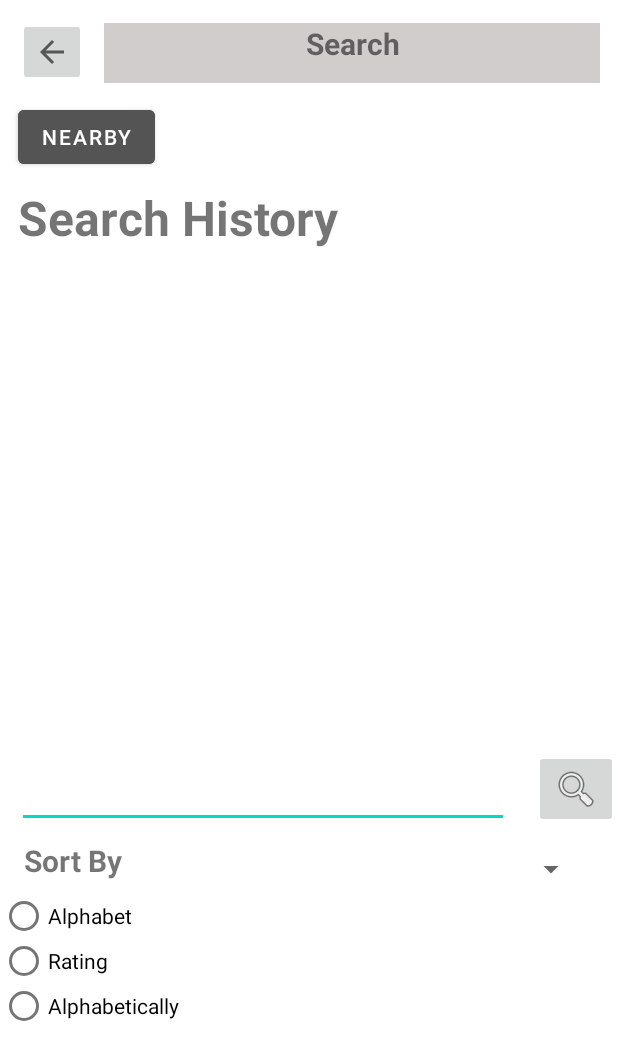
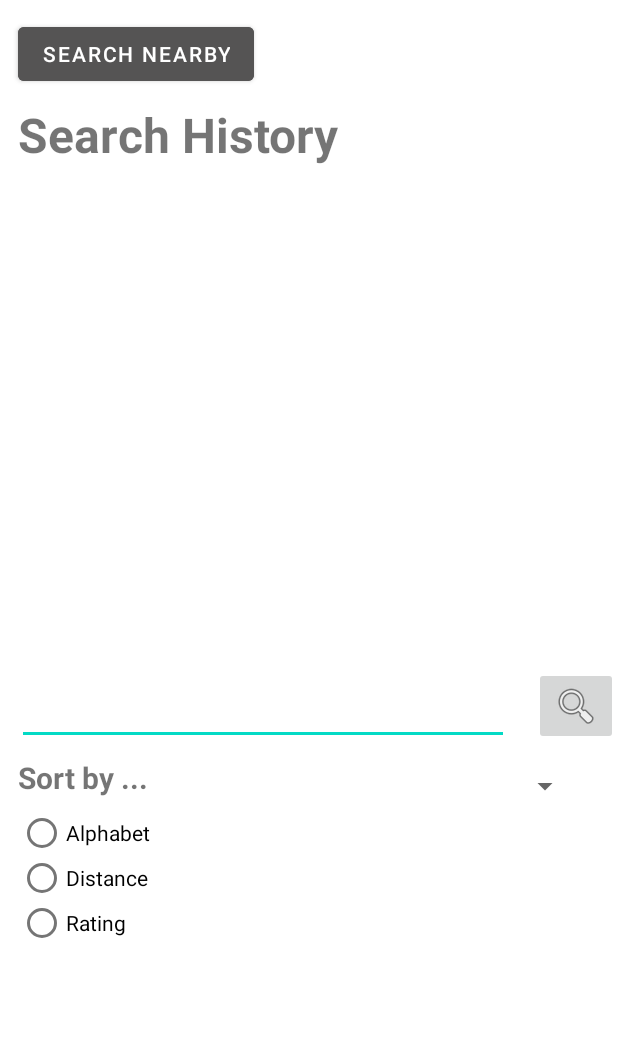
Before and after one commit to Juked16/cz2006-MedKit, an Android app: the layout activity_search.xml on its own in the app's theme, with its tools: preview values and no code run, on a phone screen of 412 x 824 dp. Shown: the top 1060 px of the screen. Run offline under Robolectric (Android 15) with nearby library versions, the phone set to English and light mode, and no system bars.

```diff
--- a/Medkit2006/app/build.gradle
+++ b/Medkit2006/app/build.gradle
@@ -1,5 +1,6 @@
 plugins {
     id 'com.android.application'
+    id 'com.google.android.libraries.mapsplatform.secrets-gradle-plugin'
 }
 
 android {
@@ -48,6 +49,7 @@ dependencies {
     implementation 'com.google.ar.sceneform:filament-android:1.17.1'
     implementation 'com.google.firebase:firebase-crashlytics-buildtools:2.8.1'
     implementation 'com.google.guava:guava:27.0.1-android'
+    implementation 'com.google.android.gms:play-services-maps:18.0.2'
     testImplementation 'junit:junit:4.13.2'
     androidTestImplementation 'androidx.test.ext:junit:1.1.3'
     androidTestImplementation 'androidx.test.espresso:espresso-core:3.4.0'
--- a/Medkit2006/app/src/main/java/com/example/medkit2006/FacilDetailActivity.java
+++ b/Medkit2006/app/src/main/java/com/example/medkit2006/FacilDetailActivity.java
@@ -1,4 +1,4 @@
-package com.example.medkit;
+package com.example.medkit2006;
 
 import androidx.appcompat.app.AppCompatActivity;
 
@@ -27,7 +27,7 @@ public class FacilDetailActivity extends AppCompatActivity implements OnMapReady
         mapFragment.getMapAsync(this);
         // Get the Intent that started this activity and extract the string
         Intent intent = getIntent();
-        String message = intent.getStringExtra(MainActivity.EXTRA_MESSAGE);
+        String message = "facility name";//intent.getStringExtra(MainActivity.EXTRA_MESSAGE);
 
         // Capture the layout's TextView and set the string as its text
         TextView textView = findViewById(R.id.medfacil_name);
--- a/Medkit2006/app/src/main/res/layout/activity_search.xml
+++ b/Medkit2006/app/src/main/res/layout/activity_search.xml
@@ -6,33 +6,6 @@
     android:layout_height="match_parent"
     tools:context=".SearchActivity">
 
-    <ImageButton
-        android:id="@+id/go_back_btn"
-        android:layout_width="45dp"
-        android:layout_height="45dp"
-        android:layout_marginStart="12dp"
-        android:layout_marginTop="12dp"
-        app:layout_constraintStart_toStartOf="parent"
-        app:layout_constraintTop_toTopOf="parent"
-        app:srcCompat="?attr/actionModeCloseDrawable" />
-
-    <TextView
-        android:id="@+id/search_header"
-        android:layout_width="0dp"
-        android:layout_height="40dp"
-        android:layout_marginStart="12dp"
-        android:layout_marginTop="15dp"
-        android:layout_marginEnd="12dp"
-        android:background="#615D5D"
-        android:backgroundTint="#D1CDCD"
-        android:text="Search"
-        android:textAlignment="center"
-        android:textSize="20sp"
-        android:textStyle="bold"
-        app:layout_constraintEnd_toEndOf="parent"
-        app:layout_constraintStart_toEndOf="@+id/go_back_btn"
-        app:layout_constraintTop_toTopOf="parent" />
-
     <Button
         android:id="@+id/search_nearby_btn"
         android:layout_width="wrap_content"
@@ -40,9 +13,9 @@
         android:layout_marginStart="12dp"
         android:layout_marginTop="12dp"
         android:backgroundTint="#555454"
-        android:text="Nearby"
+        android:text="@string/near_by_search_btn"
         app:layout_constraintStart_toStartOf="parent"
-        app:layout_constraintTop_toBottomOf="@+id/search_header" />
+        app:layout_constraintTop_toTopOf="parent" />
 
     <TextView
         android:id="@+id/search_hist_header"
@@ -50,7 +23,7 @@
         android:layout_height="wrap_content"
         android:layout_marginStart="12dp"
         android:layout_marginTop="8dp"
-        android:text="Search History"
+        android:text="@string/search_hist_txt"
         android:textSize="32sp"
         android:textStyle="bold"
         app:layout_constraintStart_toStartOf="parent"
@@ -60,12 +33,13 @@
         android:id="@+id/search_hist_scroll"
         android:layout_width="379dp"
         android:layout_height="309dp"
-        android:layout_marginLeft="12dp"
+        android:layout_marginStart="12dp"
         android:layout_marginTop="12dp"
         app:layout_constraintStart_toStartOf="parent"
         app:layout_constraintTop_toBottomOf="@+id/search_hist_header">
 
         <LinearLayout
+            android:id="@+id/search_hist_ll"
             android:layout_width="match_parent"
             android:layout_height="wrap_content"
             android:orientation="vertical">
@@ -74,7 +48,7 @@
     </ScrollView>
 
     <EditText
-        android:id="@+id/search_txt"
+        android:id="@+id/search_src1"
         android:layout_width="328dp"
         android:layout_height="52dp"
         android:layout_marginTop="12dp"
@@ -82,39 +56,41 @@
         app:layout_constraintEnd_toEndOf="parent"
         app:layout_constraintHorizontal_bias="0.132"
         app:layout_constraintStart_toStartOf="parent"
-        app:layout_constraintTop_toBottomOf="@+id/search_hist_scroll" />
+        app:layout_constraintTop_toBottomOf="@+id/search_hist_scroll"
+        android:autofillHints="@string/search_hint"
+        tools:ignore="LabelFor" />
 
     <ImageButton
         android:id="@+id/search_btn"
         android:layout_width="wrap_content"
         android:layout_height="wrap_content"
         android:layout_marginTop="12dp"
-        android:lyaout_mariginRight="8dp"
+        android:layout_marginStart="8dp"
         app:layout_constraintTop_toBottomOf="@+id/search_hist_scroll"
         app:layout_constraintEnd_toEndOf="parent"
         app:srcCompat="@android:drawable/ic_menu_search"
-        tools:layout_editor_absoluteX="349dp" />
+        tools:layout_editor_absoluteX="349dp"
+        android:contentDescription="@string/facil_detail_image_descr" />
 
     <TextView
         android:id="@+id/sortby_header"
         android:layout_width="wrap_content"
         android:layout_height="wrap_content"
-        android:layout_marginStart="16dp"
         android:layout_marginTop="8dp"
-        android:lyaout_mariginLeft="12dp"
-        android:text="Sort By"
+        android:layout_marginStart="12dp"
+        android:text="@string/search_ord_hint"
         android:textSize="20sp"
         android:textStyle="bold"
         app:layout_constraintStart_toStartOf="parent"
 
-        app:layout_constraintTop_toBottomOf="@+id/search_txt" />
+        app:layout_constraintTop_toBottomOf="@+id/search_src1" />
 
     <RadioGroup
         android:id="@+id/radioGroup"
         android:layout_width="wrap_content"
         android:layout_height="wrap_content"
         android:layout_marginTop="8dp"
-        android:lyaout_mariginLeft="12dp"
+        android:layout_marginStart="12dp"
         app:layout_constraintTop_toBottomOf="@+id/sortby_header"
         app:layout_constraintStart_toStartOf="parent"
         tools:layout_editor_absoluteX="11dp">
@@ -123,19 +99,19 @@
             android:id="@+id/alphabet_sort_btn"
             android:layout_width="match_parent"
             android:layout_height="30dp"
-            android:text="Alphabet" />
+            android:text="@string/search_opt1" />
 
         <RadioButton
             android:id="@+id/rating_sort_btn"
             android:layout_width="match_parent"
             android:layout_height="30dp"
-            android:text="Rating" />
+            android:text="@string/search_opt2" />
 
         <RadioButton
             android:id="@+id/Nearest"
             android:layout_width="match_parent"
             android:layout_height="30dp"
-            android:text="Alphabetically" />
+            android:text="@string/search_opt3" />
     </RadioGroup>
 
     <Spinner
@@ -148,6 +124,6 @@
         app:layout_constraintEnd_toEndOf="parent"
         app:layout_constraintHorizontal_bias="0.764"
         app:layout_constraintStart_toEndOf="@+id/radioGroup"
-        app:layout_constraintTop_toBottomOf="@id/search_txt" />
+        app:layout_constraintTop_toBottomOf="@id/search_src1" />
 
 </androidx.constraintlayout.widget.ConstraintLayout>
--- a/Medkit2006/app/src/main/res/layout/menu_main.xml
+++ b/Medkit2006/app/src/main/res/layout/menu_main.xml
@@ -19,11 +19,10 @@
         android:id="@+id/btnSearch"
         android:layout_width="wrap_content"
         android:layout_height="wrap_content"
-        android:text="Search"
         android:layout_below="@+id/txtAppName"
         android:layout_centerHorizontal="true"
         android:onClick="onClickSearch"
-        />
+        android:text="Search" />
 
     <Button
         android:id="@+id/btnForum"
--- a/Medkit2006/app/src/main/res/values/strings.xml
+++ b/Medkit2006/app/src/main/res/values/strings.xml
@@ -8,6 +8,16 @@
     <string name="MF_address">Address</string>
     <string name="MF_contact">Contact</string>
     <string name="MF_services">Service</string>
-
+    <string name="near_by_search_btn">Search Nearby</string>
+    <string name="search_hist_txt">Search History</string>
+    <string name="search_hint">Enter search here</string>
+    <string name="search_ord_hint">Sort by ...</string>
+    <string name="search_opt1">Alphabet</string>
+    <string name="search_opt2">Distance</string>
+    <string name="search_opt3">Rating</string>
+    <string name="facil_detail_image_descr">Medical Facility Image</string>
+    <string name = "map_key" translatable = "false">
+        AIzaSyDbuQIEUzTgZf5it0bRTiGXnSUcnmGSwmE
+    </string>
 
 </resources>
--- a/Medkit2006/build.gradle
+++ b/Medkit2006/build.gradle
@@ -3,6 +3,7 @@ buildscript {
     dependencies {
         // ...
         classpath "com.google.android.libraries.mapsplatform.secrets-gradle-plugin:secrets-gradle-plugin:2.0.0"
+
     }
     repositories {
         google()
```
Also changed, not shown: Medkit2006/app/src/main/AndroidManifest.xml (+15 -4 lines), Medkit2006/app/src/main/java/com/example/medkit2006/SearchActivity.java (+4 -4 lines).
